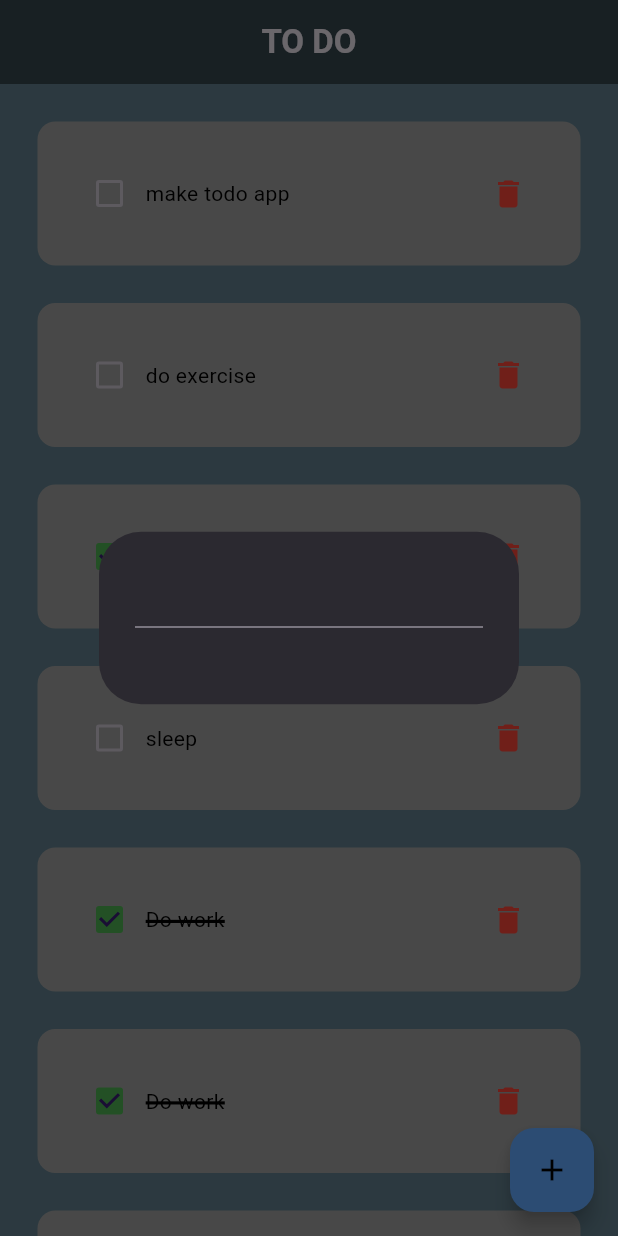
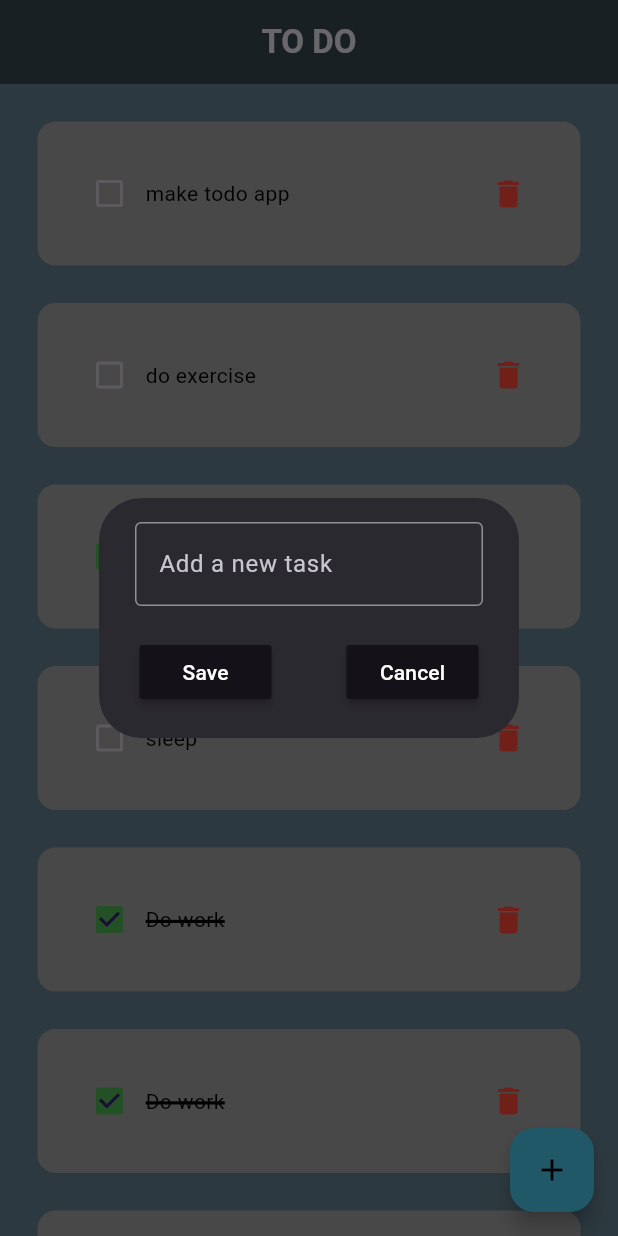
Before and after one commit to 0xawasthi/todo-app, a Flutter app: the screen it shows after launch, after a tap on the "add" icon, on a phone screen of 412 x 824 dp. Run offline on Flutter 3.47's test engine with Material 3 defaults, Android fonts, the phone set to English and light mode, and no system bars.

Commit message:
updated buttons and textfield

```diff
--- a/lib/homepage.dart
+++ b/lib/homepage.dart
@@ -54,7 +54,7 @@ class _HomePageState extends State<HomePage> {
       floatingActionButton: FloatingActionButton(
         onPressed: createNewTask,
         child: Icon(Icons.add, color: Colors.black),
-        backgroundColor: Color(0xff60a5fa),
+        backgroundColor: Color(0xff48bfe3),
       ),
 
       body: ListView.builder(
--- a/lib/utilities/dialog_box.dart
+++ b/lib/utilities/dialog_box.dart
@@ -1,4 +1,5 @@
 import 'package:flutter/material.dart';
+import 'package:todo_app/utilities/my_button.dart';
 
 class DialogBox extends StatelessWidget {
   const DialogBox({super.key});
@@ -6,7 +7,30 @@ class DialogBox extends StatelessWidget {
   @override
   Widget build(BuildContext context) {
     return AlertDialog(
-      content: Container(height: 75, child: Column(children: [TextField()])),
+      content: Container(
+        height: 120,
+        child: Column(
+          children: [
+            TextField(
+              decoration: InputDecoration(
+                border: OutlineInputBorder(),
+                hintText: "Add a new task",
+              ),
+            ),
+            SizedBox(height: 20),
+
+            // buttons => save and cancel
+            Row(
+              mainAxisAlignment: MainAxisAlignment.center,
+              children: [
+                MyButton(onPressed: () {}, text: 'Save'),
+                SizedBox(width: 50),
+                MyButton(onPressed: () {}, text: 'Cancel'),
+              ],
+            ),
+          ],
+        ),
+      ),
     );
   }
 }
--- /dev/null
+++ b/lib/utilities/my_button.dart
@@ -0,0 +1,16 @@
+import 'package:flutter/material.dart';
+
+class MyButton extends StatelessWidget {
+  final String text;
+  VoidCallback onPressed;
+  MyButton({super.key, required this.onPressed, required this.text});
+
+  @override
+  Widget build(BuildContext context) {
+    return MaterialButton(
+      onPressed: onPressed,
+      color: Theme.of(context).primaryColor,
+      child: Text(text),
+    );
+  }
+}
```
Also changed, not shown: lib/utilities/delete.dart (added, +21 -0 lines).
